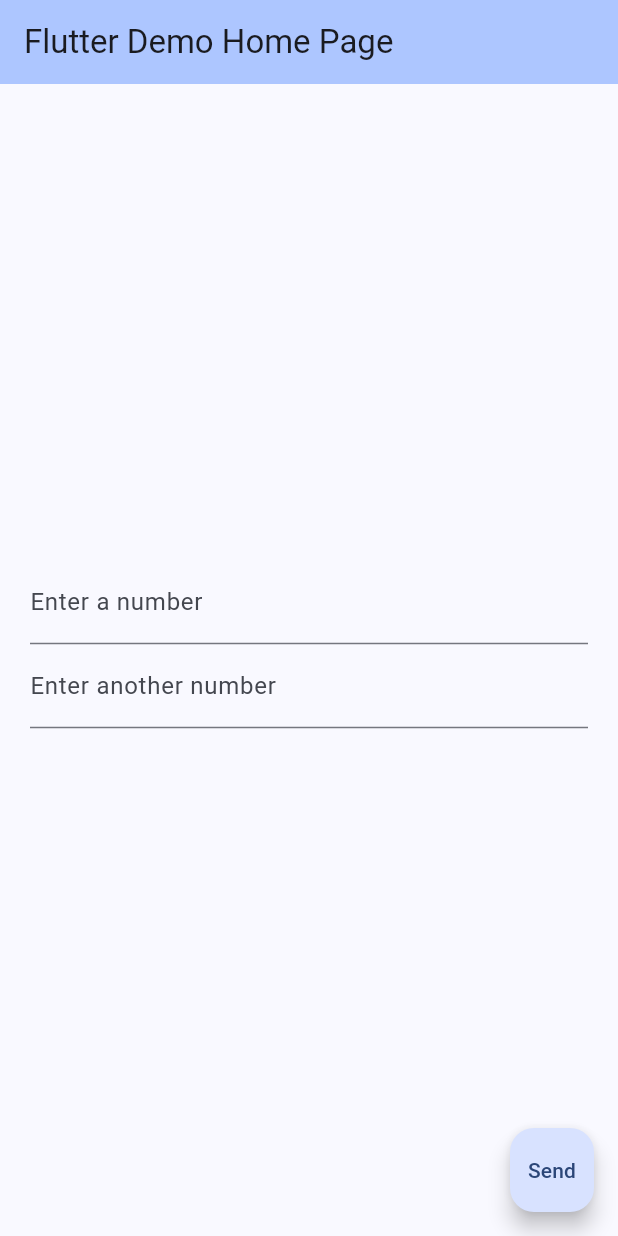
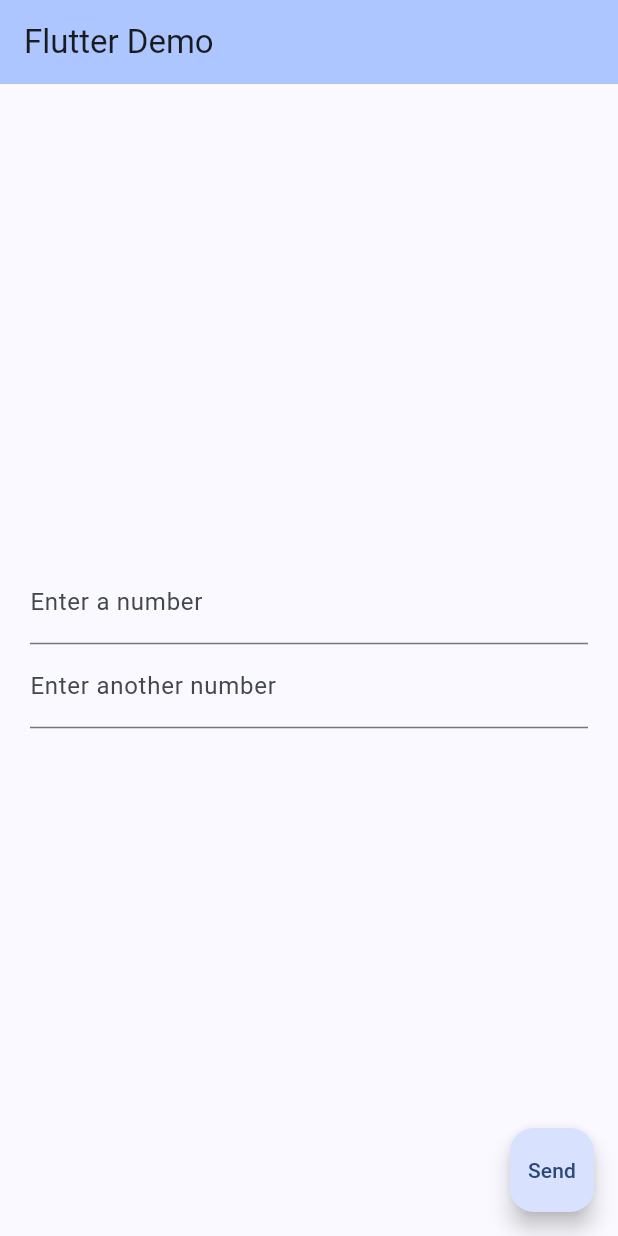
Before and after one commit to marcoaobatista/hyperqb-test, a Flutter app: the screen it shows after launch, on a phone screen of 412 x 824 dp. Run offline on Flutter 3.47's test engine with Material 3 defaults, Android fonts, the phone set to English and light mode, and no system bars.

Commit message:
showing output

```diff
--- a/frontend/lib/main.dart
+++ b/frontend/lib/main.dart
@@ -22,7 +22,7 @@ class MyApp extends StatelessWidget {
         colorScheme: ColorScheme.fromSeed(seedColor: Colors.blueAccent),
         useMaterial3: true,
       ),
-      home: const MyHomePage(title: 'Flutter Demo Home Page'),
+      home: const MyHomePage(title: 'Flutter Demo'),
     );
   }
 }
@@ -50,6 +50,9 @@ class _MyHomePageState extends State<MyHomePage> {
 
       if (response.statusCode == 200 || response.statusCode == 201) {
         final responseData = jsonDecode(response.body);
+        setState(() {
+          result = responseData.toString();
+        });
         print('Response JSON: $responseData');
       } else {
         print('Request failed with status: ${response.statusCode}');
```
Also changed, not shown: 1 other file.
